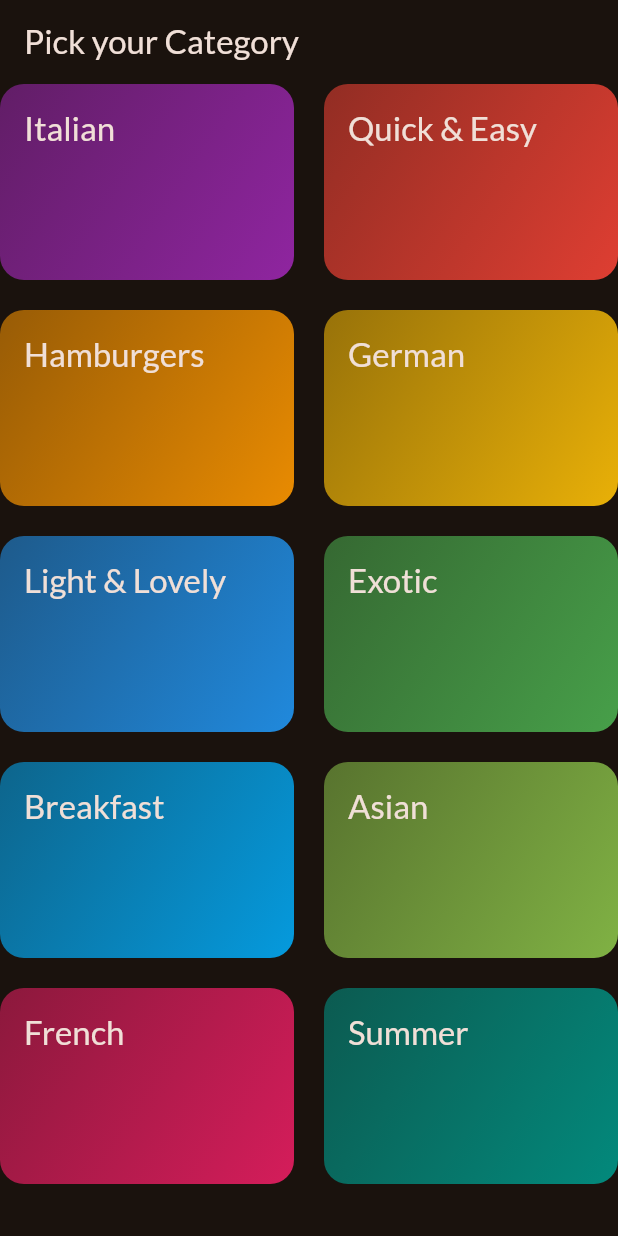
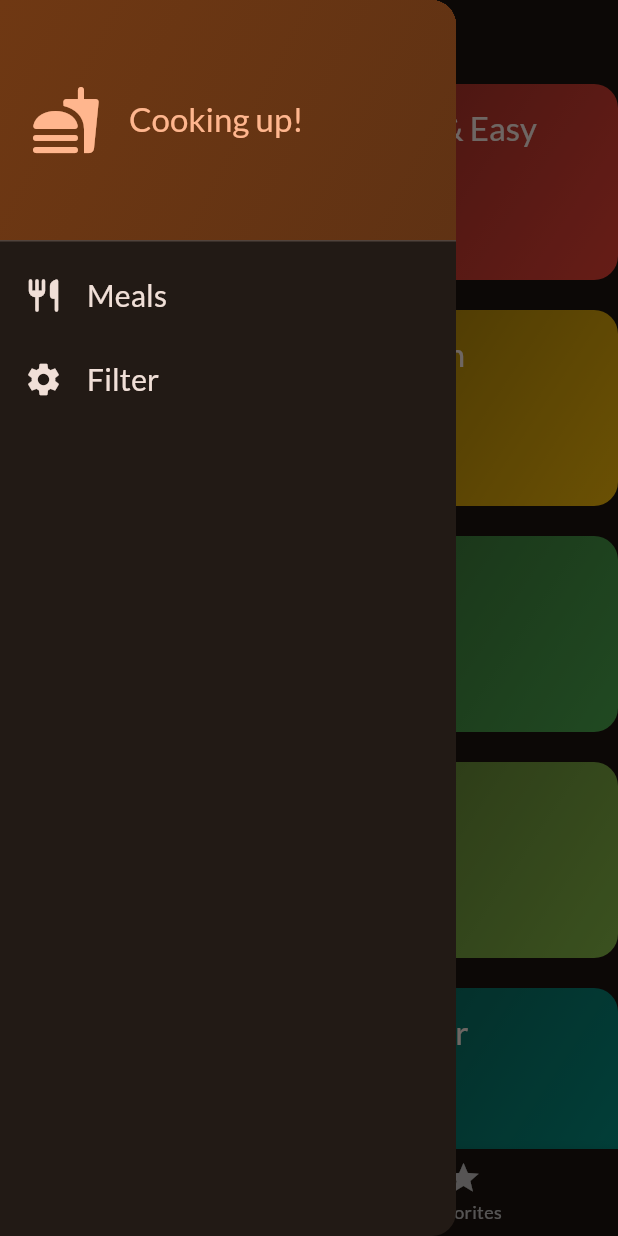
Before and after one commit to K2D2H4/meal2, a Flutter app: the screen it shows after launch, with the side drawer open (before the commit the screen has no drawer), on a phone screen of 412 x 824 dp. Run offline on Flutter 3.47's test engine with Material 2 defaults, Android fonts, the phone set to English and light mode, and no system bars; our stand-ins replace google_fonts, transparent_image.

Commit message:
23/08/03

```diff
--- a/lib/main.dart
+++ b/lib/main.dart
@@ -1,6 +1,6 @@
 import 'package:flutter/material.dart';
 import 'package:google_fonts/google_fonts.dart';
-import 'package:meals/screens/categories.dart';
+import 'package:meals/screens/tabs.dart';
 
 final theme = ThemeData(
   useMaterial3: true,
@@ -22,7 +22,7 @@ class App extends StatelessWidget {
   Widget build(BuildContext context) {
     return MaterialApp(
       theme: theme,
-      home: const CategoryScreen(),
+      home: const TabScreen(),
     );
   }
 }
--- a/lib/screens/categories.dart
+++ b/lib/screens/categories.dart
@@ -1,15 +1,22 @@
 import 'package:flutter/material.dart';
 import 'package:meals/data/dummy_data.dart';
+import 'package:meals/models/meal.dart';
 import 'package:meals/screens/meals.dart';
 import 'package:meals/widgets/category_grid_item.dart';
 
 import '../models/category_model.dart';
 
 class CategoryScreen extends StatelessWidget {
-  const CategoryScreen({super.key});
+  const CategoryScreen(
+      {super.key,
+      required this.onToggleFavorite,
+      required this.availableMeals});
+
+  final void Function(Meal meal) onToggleFavorite;
+  final List<Meal> availableMeals;
 
   void _selectCategory(BuildContext context, CategoryModel category) {
-    final filteredMeals = dummyMeals
+    final filteredMeals = availableMeals
         .where((meal) => meal.categories.contains(category.id))
         .toList();
     Navigator.push(
@@ -18,6 +25,7 @@ class CategoryScreen extends StatelessWidget {
         builder: (ctx) => MealsScreen(
           title: category.title,
           meals: filteredMeals,
+          onToggleFavorite: onToggleFavorite,
         ),
       ),
     );
@@ -26,9 +34,6 @@ class CategoryScreen extends StatelessWidget {
   @override
   Widget build(BuildContext context) {
     return Scaffold(
-      appBar: AppBar(
-        title: const Text('Pick your Category'),
-      ),
       body: GridView(
         gridDelegate: const SliverGridDelegateWithFixedCrossAxisCount(
             crossAxisCount: 2,
--- /dev/null
+++ b/lib/screens/main_drawer.dart
@@ -0,0 +1,84 @@
+import 'package:flutter/material.dart';
+
+class MainDrawer extends StatelessWidget {
+  const MainDrawer({super.key, required this.oSelectScreen});
+
+  final void Function(String identifier) oSelectScreen;
+
+  @override
+  Widget build(BuildContext context) {
+    return Drawer(
+      child: Column(
+        children: [
+          DrawerHeader(
+            padding: const EdgeInsets.all(20),
+            decoration: BoxDecoration(
+              gradient: LinearGradient(
+                colors: [
+                  Theme.of(context).colorScheme.primaryContainer,
+                  Theme.of(context)
+                      .colorScheme
+                      .primaryContainer
+                      .withOpacity(0.8),
+                ],
+                begin: Alignment.topLeft,
+                end: Alignment.bottomRight,
+              ),
+            ),
+            child: Row(
+              children: [
+                Icon(
+                  Icons.fastfood_rounded,
+                  size: 48,
+                  color: Theme.of(context).colorScheme.primary,
+                ),
+                const SizedBox(
+                  width: 18,
+                ),
+                Text(
+                  'Cooking up!',
+                  style: Theme.of(context).textTheme.titleLarge!.copyWith(
+                        color: Theme.of(context).colorScheme.primary,
+                      ),
+                ),
+              ],
+            ),
+          ),
+          ListTile(
+            leading: Icon(
+              Icons.restaurant_rounded,
+              size: 26,
+              color: Theme.of(context).colorScheme.onBackground,
+            ),
+            title: Text(
+              'Meals',
+              style: Theme.of(context).textTheme.titleSmall!.copyWith(
+                    color: Theme.of(context).colorScheme.onBackground,
+                    fontSize: 20,
+                  ),
+            ),
+            onTap: () {
+              oSelectScreen('meals');
+            },
+          ),
+          ListTile(
+              leading: Icon(
+                Icons.settings,
+                size: 26,
+                color: Theme.of(context).colorScheme.onBackground,
+              ),
+              title: Text(
+                'Filter',
+                style: Theme.of(context).textTheme.titleSmall!.copyWith(
+                      color: Theme.of(context).colorScheme.onBackground,
+                      fontSize: 20,
+                    ),
+              ),
+              onTap: () {
+                oSelectScreen('filter');
+              }),
+        ],
+      ),
+    );
+  }
+}
--- /dev/null
+++ b/lib/screens/tabs.dart
@@ -0,0 +1,121 @@
+import 'package:flutter/material.dart';
+import 'package:meals/data/dummy_data.dart';
+import 'package:meals/models/meal.dart';
+import 'package:meals/screens/categories.dart';
+import 'package:meals/screens/filters.dart';
+import 'package:meals/screens/main_drawer.dart';
+import 'package:meals/screens/meals.dart';
+
+const kInitialFilters = {
+  Filter.glutenFree: false,
+  Filter.lactoseFree: false,
+  Filter.vegetarian: false,
+  Filter.vegan: false,
+};
+
+class TabScreen extends StatefulWidget {
+  const TabScreen({super.key});
+
+  @override
+  State<TabScreen> createState() => _TabScreenState();
+}
+
+class _TabScreenState extends State<TabScreen> {
+  int _selectedPageIndex = 0;
+  final List<Meal> _favoriteMeals = [];
+  Map<Filter, bool> _selectedFilters = kInitialFilters;
+
+  void _showInfoMessage(String message) {
+    ScaffoldMessenger.of(context).clearSnackBars();
+    ScaffoldMessenger.of(context).showSnackBar(
+      SnackBar(
+        content: Text(message),
+      ),
+    );
+  }
+
+  void _toggleMealFavoriteStatus(Meal meal) {
+    final isExisting = _favoriteMeals.contains(meal);
+
+    setState(() {
+      if (isExisting) {
+        _favoriteMeals.remove(meal);
+        _showInfoMessage('Meal is no longer a favorite.');
+      } else {
+        _favoriteMeals.add(meal);
+        _showInfoMessage('Marked as a favorite.');
+      }
+    });
+  }
+
+  void _selectedPage(int index) {
+    setState(() {
+      _selectedPageIndex = index;
+    });
+  }
+
+  void _setScreen(String identifier) async {
+    Navigator.of(context).pop();
+    if (identifier == 'filter') {
+      final result = await Navigator.of(context).push<Map<Filter, bool>>(
+        MaterialPageRoute(
+          builder: (ctx) => FilterScreen(currentFilters: _selectedFilters),
+        ),
+      );
+      setState(() {
+        _selectedFilters = result ?? kInitialFilters;
+      });
+    }
+  }
+
+  @override
+  Widget build(BuildContext context) {
+    final availableMeals = dummyMeals.where((meal) {
+      if (_selectedFilters[Filter.glutenFree]! && !meal.isGlutenFree) {
+        return false;
+      }
+      if (_selectedFilters[Filter.lactoseFree]! && !meal.isLactoseFree) {
+        return false;
+      }
+      if (_selectedFilters[Filter.vegetarian]! && !meal.isVegetarian) {
+        return false;
+      }
+      if (_selectedFilters[Filter.vegan]! && !meal.isVegan) {
+        return false;
+      }
+      return true;
+    }).toList();
+
+    Widget activePage = CategoryScreen(
+      onToggleFavorite: _toggleMealFavoriteStatus,
+      availableMeals: availableMeals,
+    );
+    var activePageTitle = 'Categories';
+
+    if (_selectedPageIndex == 1) {
+      activePage = MealsScreen(
+        meals: _favoriteMeals,
+        onToggleFavorite: _toggleMealFavoriteStatus,
+      );
+      activePageTitle = 'Favorites';
+    }
+
+    return Scaffold(
+      appBar: AppBar(
+        title: Text(activePageTitle),
+      ),
+      drawer: MainDrawer(oSelectScreen: _setScreen),
+      body: activePage,
+      bottomNavigationBar: BottomNavigationBar(
+        onTap: _selectedPage,
+        currentIndex: _selectedPageIndex,
+        items: const [
+          BottomNavigationBarItem(
+              icon: Icon(Icons.set_meal_rounded), label: 'Categories'),
+          BottomNavigationBarItem(
+              icon: Icon(Icons.star_outlined), label: 'Favorites'),
+        ],
+      ),
+    );
+  }
+}
--- a/lib/widgets/meal_item.dart
+++ b/lib/widgets/meal_item.dart
@@ -32,7 +32,7 @@ class MealItem extends StatelessWidget {
       elevation: 2,
       child: InkWell(
         onTap: () {
-          onSelectMeal(meal);
+          onSelectMeal(context, meal);
         },
         child: Stack(
           children: [
```
Also changed, not shown: lib/screens/filters.dart (added, +148 -0 lines), lib/screens/meal_details.dart (+66 -6 lines), lib/screens/meals.dart (+18 -6 lines), 6 other files.
